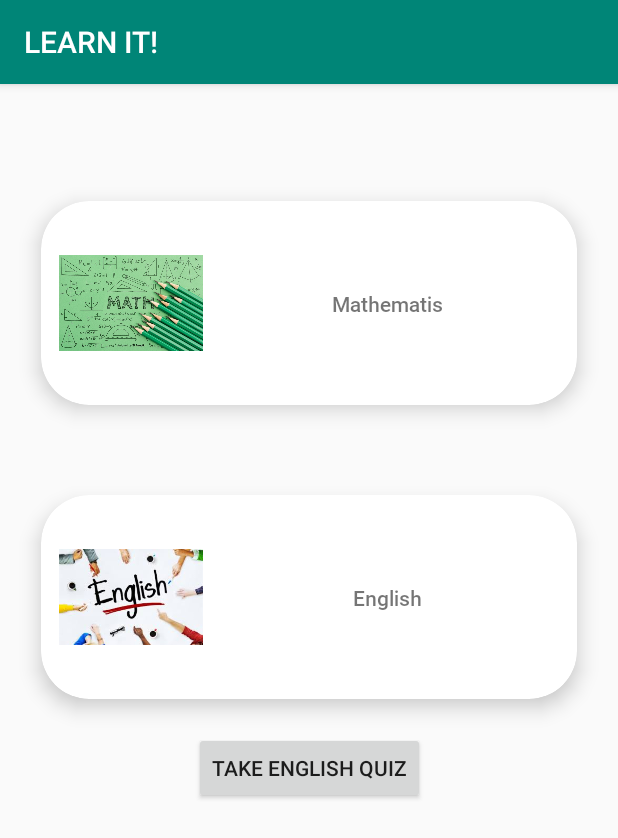
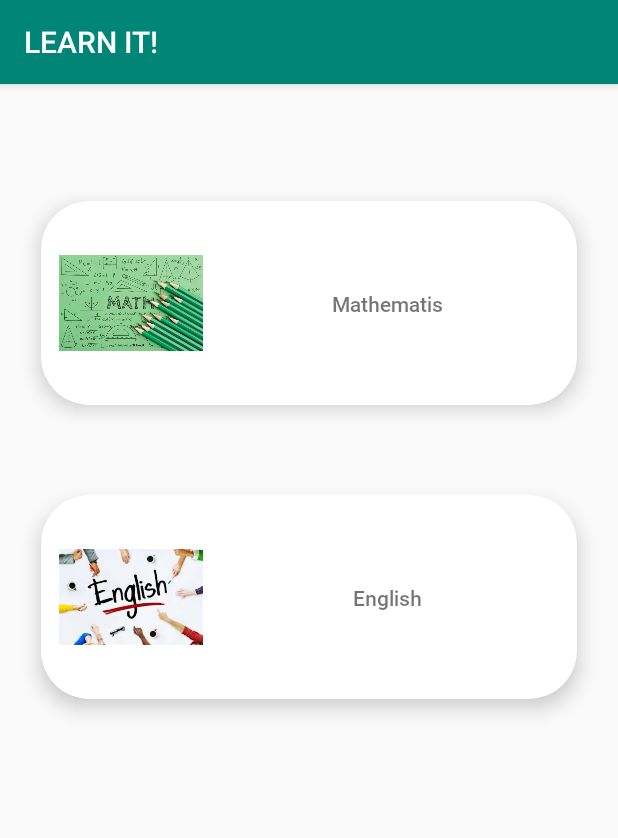
Before and after one commit to Dablaze-ufc/NaijaHacksEducationApp, an Android app: the screen it shows after launch (MainActivity), on a phone screen of 412 x 824 dp. Shown: the top 838 px of the screen. Run offline under Robolectric (Android 15) with nearby library versions, the phone set to English and light mode, and no system bars; our stand-ins replace navigation-ui.

```diff
--- a/app/src/main/java/com/pheonix_squad/naijahackseducationapp/SubjectListFragment.kt
+++ b/app/src/main/java/com/pheonix_squad/naijahackseducationapp/SubjectListFragment.kt
@@ -32,10 +32,7 @@ class SubjectListFragment : Fragment() {
             view.findNavController()
                 .navigate(R.id.action_subjectListFragment_to_playVideoActivity)
         }
-        button.setOnClickListener { view ->
-            view.findNavController()
-                .navigate(R.id.action_subjectListFragment_to_quizFragment)
-        }
+
     }
 
 
--- a/app/src/main/res/layout/fragment_subject_list.xml
+++ b/app/src/main/res/layout/fragment_subject_list.xml
@@ -104,12 +104,4 @@
         </androidx.constraintlayout.widget.ConstraintLayout>
     </androidx.cardview.widget.CardView>
 
-    <Button
-        android:id="@+id/button"
-        android:layout_width="wrap_content"
-        android:layout_height="wrap_content"
-        android:text="Take English Quiz"
-        app:layout_constraintEnd_toEndOf="parent"
-        app:layout_constraintStart_toStartOf="parent"
-        app:layout_constraintTop_toBottomOf="@+id/card_english" />
 </androidx.constraintlayout.widget.ConstraintLayout>
--- a/app/src/main/res/navigation/nav_host.xml
+++ b/app/src/main/res/navigation/nav_host.xml
@@ -16,9 +16,7 @@
         <action
             android:id="@+id/action_subjectListFragment_to_playVideoActivity"
             app:destination="@id/playVideoActivity" />
-        <action
-            android:id="@+id/action_subjectListFragment_to_quizFragment"
-            app:destination="@id/quizFragment" />
+
     </fragment>
     <fragment
         android:id="@+id/subjectDetailFragment"
@@ -35,9 +33,5 @@
         android:name="com.pheonix_squad.naijahackseducationapp.PlayVideoActivity"
         android:label="activity_play_video"
         tools:layout="@layout/activity_play_video" />
-    <fragment
-        android:id="@+id/quizFragment"
-        android:name="com.pheonix_squad.naijahackseducationapp.QuizFragment"
-        android:label="fragment_quiz"
-        tools:layout="@layout/fragment_quiz" />
+    />
 </navigation>
```
Also changed, not shown: app/src/main/java/com/pheonix_squad/naijahackseducationapp/QuizFragment.java (deleted, +0 -158 lines), app/src/main/res/layout/fragment_quiz.xml (deleted, +0 -11 lines).
